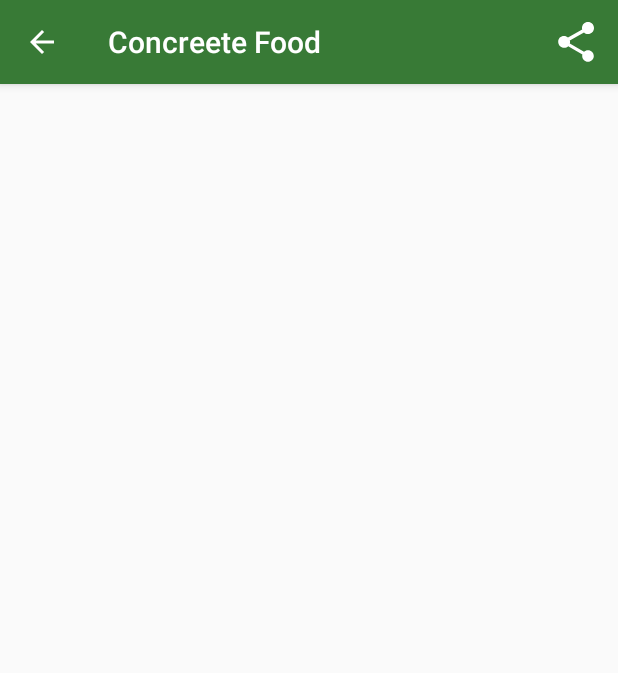
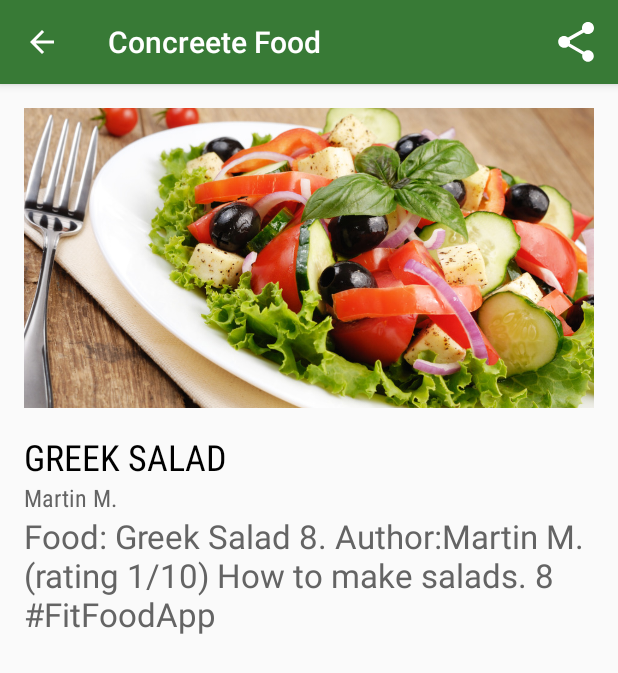
Before and after one commit to mariskamartin/FitFood, an Android app: the FoodDetailFragment screen opened directly, with no data from a screen before it, on a phone screen of 412 x 824 dp. Shown: the top 673 px of the screen. Run offline under Robolectric (Android 15) with nearby library versions, the phone set to English and light mode, and no system bars; 1 statement that could not run was skipped.

Commit message:
first relayout with img

```diff
--- a/FitFood/app/src/main/java/com/gmail/mariska/fitfood/FoodDetailFragment.java
+++ b/FitFood/app/src/main/java/com/gmail/mariska/fitfood/FoodDetailFragment.java
@@ -100,11 +100,6 @@ public class FoodDetailFragment extends Fragment implements LoaderManager.Loader
         mDateView = (TextView) view.findViewById(R.id.detail_date_textview);
         mFriendlyDateView = (TextView) view.findViewById(R.id.detail_day_textview);
         mForecastView = (TextView) view.findViewById(R.id.detail_forecast_textview);
-        mHighView = (TextView) view.findViewById(R.id.detail_high_textview);
-        mLowView = (TextView) view.findViewById(R.id.detail_low_textview);
-        mHumidityView = (TextView) view.findViewById(R.id.detail_humidity_textview);
-        mWindView = (TextView) view.findViewById(R.id.detail_wind_textview);
-        mPressureView = (TextView) view.findViewById(R.id.detail_pressure_textview);
         return view;
     }
 
@@ -131,6 +126,8 @@ public class FoodDetailFragment extends Fragment implements LoaderManager.Loader
         Log.v(LOG_TAG, "onLoadFinished - loading");
 
         //TODO ... detail content
+
+        mIconView.setImageResource(R.drawable.greeksalad);
 
         String foodName = cursor.getString(FoodListFragment.COL_FOOD_NAME);
         String foodText = cursor.getString(FoodListFragment.COL_FOOD_TEXT);
--- a/FitFood/app/src/main/res/layout/fragment_food_detail.xml
+++ b/FitFood/app/src/main/res/layout/fragment_food_detail.xml
@@ -11,101 +11,41 @@
         android:orientation="vertical"
         android:padding="16dp">
 
-        <!-- Header: Day, Date -->
+        <ImageView
+            android:id="@+id/detail_icon"
+            android:layout_width="match_parent"
+            android:layout_height="200dp"
+            android:src="@drawable/greeksalad"
+            android:scaleType="centerCrop" />
+
         <TextView
             android:fontFamily="sans-serif-condensed"
             android:id="@+id/detail_day_textview"
             android:layout_height="wrap_content"
-            android:layout_width="wrap_content"
+            android:layout_width="match_parent"
             android:textColor="@color/black"
-            android:textSize="24sp" />
+            android:textSize="24sp"
+            android:text="GREEK SALAD"
+            android:layout_marginTop="16dp" />
 
         <TextView
             android:fontFamily="sans-serif-condensed"
             android:id="@+id/detail_date_textview"
             android:layout_height="wrap_content"
-            android:layout_width="wrap_content"
+            android:layout_width="match_parent"
             android:textColor="@color/grey_700"
-            android:textSize="16sp" />
+            android:textSize="16sp"
+            android:text="Martin M." />
 
-        <!-- Main content: high, low, art, weather state -->
-        <LinearLayout
-            android:gravity="center_horizontal"
-            android:layout_height="match_parent"
-            android:layout_marginTop="16dp"
+        <TextView
+            android:id="@+id/detail_forecast_textview"
             android:layout_width="match_parent"
-            android:orientation="horizontal">
+            android:layout_height="0dp"
+            android:textAppearance="?android:textAppearanceLarge"
+            android:textColor="@color/grey_700"
+            android:text="Food: Greek Salad 8. Author:Martin M. (rating 1/10) How to make salads. 8 #FitFoodApp"
+            android:layout_weight="1" />
 
-            <LinearLayout
-                android:gravity="left"
-                android:layout_height="wrap_content"
-                android:layout_width="wrap_content"
-                android:orientation="vertical">
 
-                <TextView
-                    android:fontFamily="sans-serif-light"
-                    android:id="@+id/detail_high_textview"
-                    android:layout_height="wrap_content"
-                    android:layout_width="wrap_content"
-                    android:textSize="96sp" />
-
-                <TextView
-                    android:id="@+id/detail_low_textview"
-                    android:layout_gravity="center_horizontal"
-                    android:layout_height="wrap_content"
-                    android:layout_width="wrap_content"
-                    android:textColor="@color/grey_700"
-                    android:textSize="48sp" />
-            </LinearLayout>
-
-            <LinearLayout
-                android:gravity="center_horizontal"
-                android:layout_gravity="center"
-                android:layout_height="wrap_content"
-                android:layout_width="wrap_content"
-                android:orientation="vertical">
-
-                <ImageView
-                    android:id="@+id/detail_icon"
-                    android:layout_width="wrap_content"
-                    android:layout_height="wrap_content" />
-
-                <TextView
-                    android:id="@+id/detail_forecast_textview"
-                    android:layout_width="wrap_content"
-                    android:layout_height="wrap_content"
-                    android:textAppearance="?android:textAppearanceLarge"
-                    android:textColor="@color/grey_700" />
-            </LinearLayout>
-        </LinearLayout>
-
-        <!-- Humidity, wind, pressure -->
-        <LinearLayout
-            android:layout_height="match_parent"
-            android:layout_marginRight="0dp"
-            android:layout_marginTop="16dp"
-            android:layout_width="match_parent"
-            android:orientation="vertical">
-
-            <TextView
-                android:id="@+id/detail_humidity_textview"
-                android:layout_height="wrap_content"
-                android:layout_width="match_parent"
-                android:textAppearance="?android:textAppearanceLarge" />
-
-            <TextView
-                android:id="@+id/detail_pressure_textview"
-                android:layout_height="wrap_content"
-                android:layout_marginTop="4dp"
-                android:layout_width="match_parent"
-                android:textAppearance="?android:textAppearanceLarge" />
-
-            <TextView
-                android:id="@+id/detail_wind_textview"
-                android:layout_height="wrap_content"
-                android:layout_marginTop="4dp"
-                android:layout_width="match_parent"
-                android:textAppearance="?android:textAppearanceLarge" />
-        </LinearLayout>
     </LinearLayout>
 </ScrollView>
```
Also changed, not shown: FitFood/app/src/main/res/drawable/greeksalad.jpg (added).
